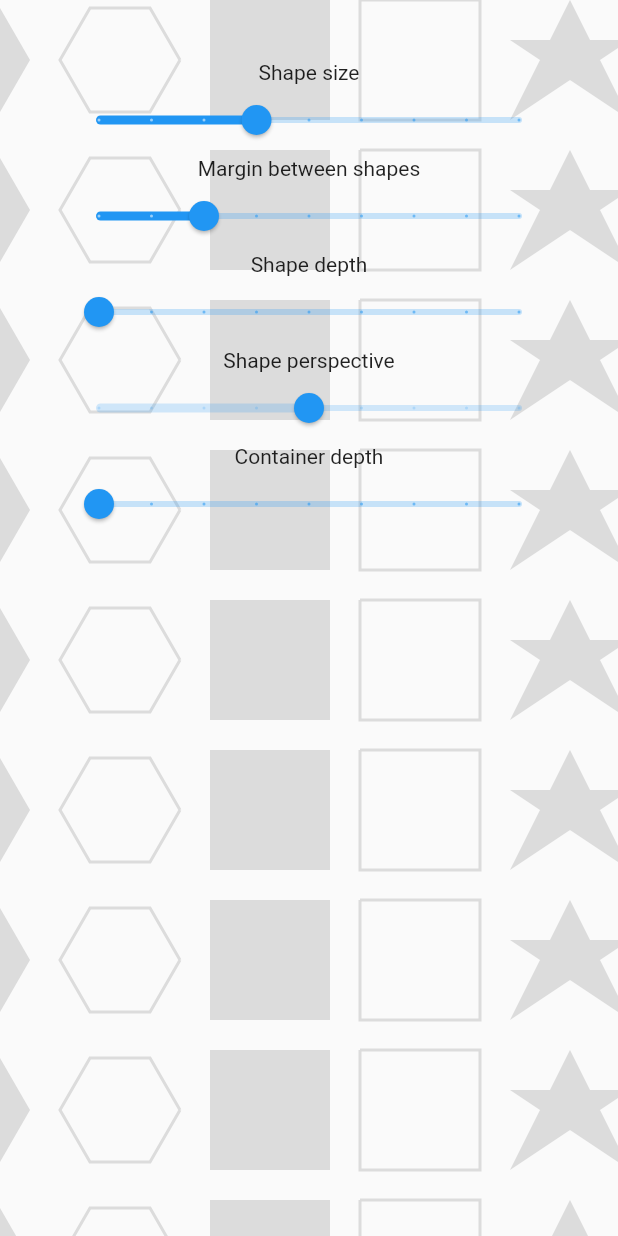
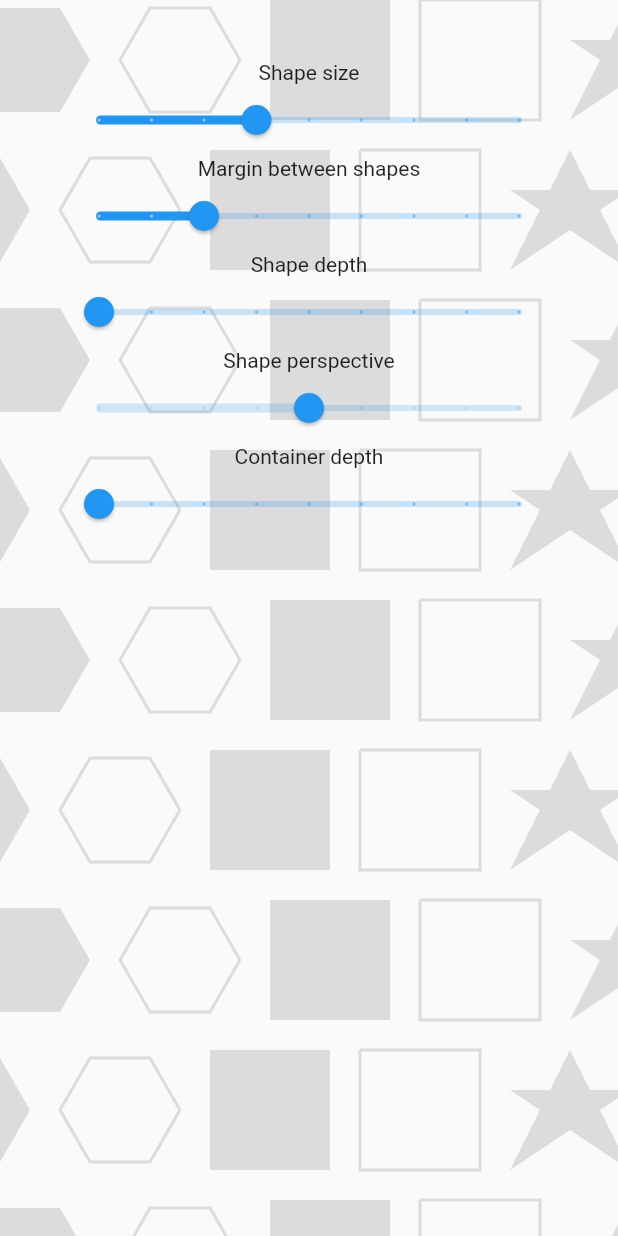
Before and after one commit to WilkoThomassen/flutter_background_patterns, a Flutter app: the screen it shows after launch, on a phone screen of 412 x 824 dp. Run offline on Flutter 3.47's test engine with Material 2 defaults, Android fonts, the phone set to English and light mode, and no system bars.

Commit message:
unalign shapes in container vertically (configurable)

```diff
--- a/lib/src/pattern_container.dart
+++ b/lib/src/pattern_container.dart
@@ -13,7 +13,13 @@ class PatternContainer extends StatelessWidget {
   final double shapeDepth;
   final double containerDepth;
   final double perspective;
+
+  /// margin between shapes on a row
   final double margin;
+
+  /// sets the shape aligned vertically
+  final bool alignShapesVertical;
+
   final List<Offset>? customPath;
 
   const PatternContainer(
@@ -26,7 +32,8 @@ class PatternContainer extends StatelessWidget {
       this.shapeSize = 30,
       this.shapeDepth = 0,
       this.containerDepth = 0,
-      this.perspective = 0});
+      this.perspective = 0,
+      this.alignShapesVertical = false});
 
   @override
   Widget build(BuildContext context) {
@@ -54,7 +61,11 @@ class PatternContainer extends StatelessWidget {
   }
 
   Widget _getShape(int rowIndex, int columnIndex, double rowShapeSize) {
-    final Offset shapeOffset = Offset((margin + columnIndex * (rowShapeSize + margin) - shapeSize), rowIndex * (rowShapeSize + margin));
+    // this margin sets a space for every uneven row to ensure that shapes are not aligned vertically
+
+    final double unAlignVerticalMargin = rowIndex % 2 == 0 ? rowShapeSize / 2 : 0;
+    final Offset shapeOffset =
+        Offset((margin + unAlignVerticalMargin + columnIndex * (rowShapeSize + margin) - shapeSize), rowIndex * (rowShapeSize + margin));
     final shapeIndex = columnIndex % shapes.length;
     Shape shape = shapes[shapeIndex];
 
```
Also changed, not shown: 1 other file.
